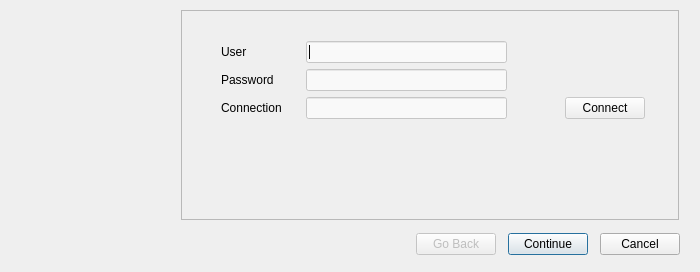
Above: lobwizard/LobWizard.ui from rdOxalis/lobshooter before the change. Below: the same form after it.
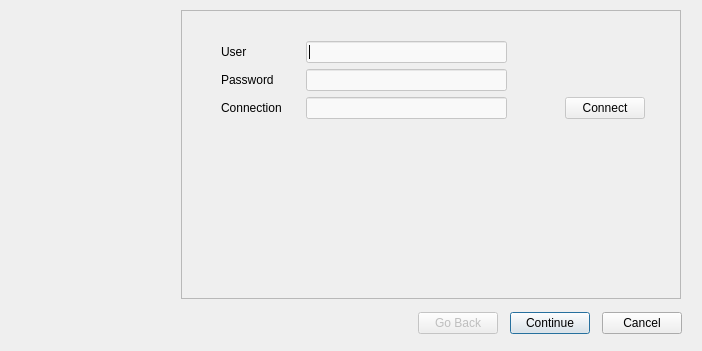
That is the form after the change.

```diff
--- a/lobwizard/LobWizard.ui
+++ b/lobwizard/LobWizard.ui
@@ -6,8 +6,8 @@
    <rect>
     <x>0</x>
     <y>0</y>
-    <width>700</width>
-    <height>272</height>
+    <width>702</width>
+    <height>351</height>
    </rect>
   </property>
   <property name="windowTitle">
@@ -17,7 +17,7 @@
    <enum>QWizard::MacStyle</enum>
   </property>
   <widget class="QWizardPage" name="wizardPage">
-   <widget class="QWidget" name="">
+   <widget class="QWidget" name="layoutWidget">
     <property name="geometry">
      <rect>
       <x>32</x>
```
Left out of the diff: 273 changed lines with no effect on the pictures.
